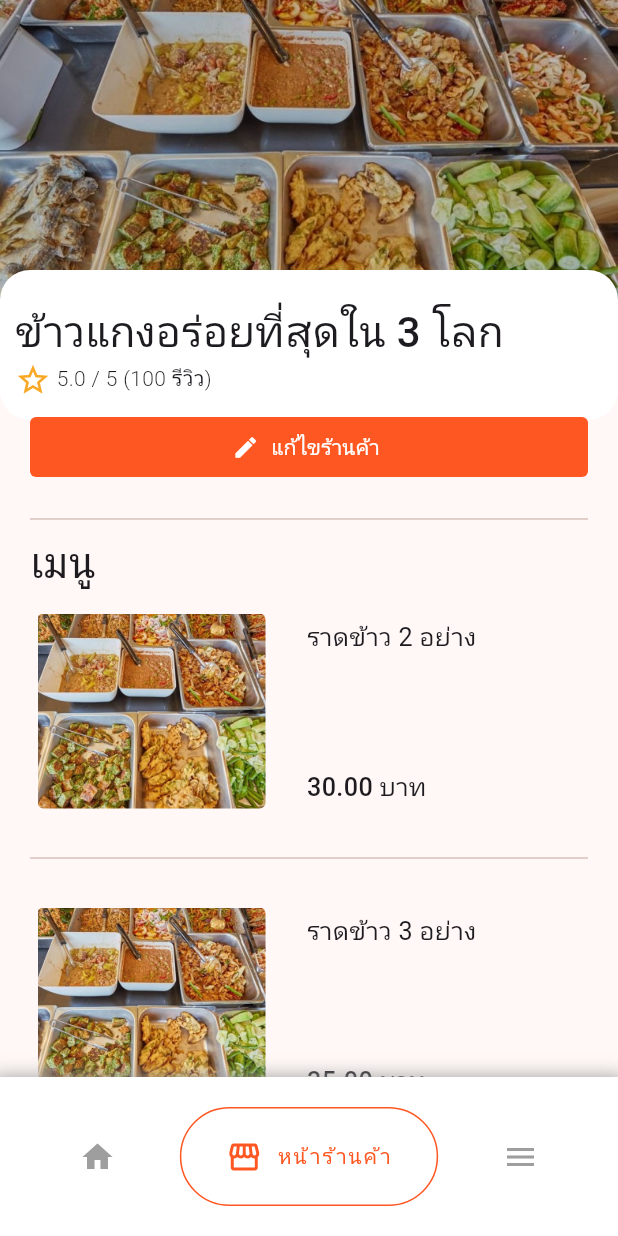
After one commit to DisEzMike/maderkinkao, a Flutter app: the MyMainScreen screen opened by its route, item 2 of the bottom bar chosen, on a phone screen of 412 x 824 dp. The commit adds this screen. Run offline on Flutter 3.47's test engine with Material 3 defaults, Android fonts, the phone set to English and light mode, and no system bars; drawn by our look-alikes of google_nav_bar; our stand-ins replace cloud_firestore, firebase_auth, firebase_core, get_storage, go_router, google_fonts and 2 more; missing offline and left inert: sign_button; accounts and stored records are empty; Roboto replaces fonts that are missing (Kanit).

Commit message:
add store editing page

```diff
--- a/lib/app/components/bottombar.dart
+++ b/lib/app/components/bottombar.dart
@@ -11,22 +11,34 @@ class MyBottomBar extends StatelessWidget {
 
   final List list = [
     {"icon" : Icons.home, "text": "หน้าแรก"},
-    {"icon" : Icons.person, "text": "โปรไฟล์"},
-    // {"icon" : Icons.login, "text": "login"},
+    {"icon" : Icons.storefront, "text": "หน้าร้านค้า"},
+    {"icon" : Icons.menu, "text": "เมนู"},
   ];
 
   @override
   Widget build(BuildContext context) {
     return Container(
-          color: Colors.deepOrange.shade500,
+          // color: Colors.white,
+          decoration: BoxDecoration(
+            color: Colors.white,
+            boxShadow: const [
+              BoxShadow(
+              color: Colors.grey,
+              offset: Offset(0, 5),
+              blurRadius: 10,
+              spreadRadius: 5,
+              )
+            ]
+          ),
           child: Padding(
             padding: const EdgeInsets.symmetric(horizontal: kDefaultPadding/2, vertical: kDefaultPadding),
             child: GNav(
                 onTabChange: onTabChange,
                 mainAxisAlignment: MainAxisAlignment.spaceEvenly,
                 // backgroundColor: Colors.deepOrange,
-                color: Colors.white,
+                color: Colors.grey.shade500,
                 activeColor: Colors.deepOrange.shade500,
+                tabActiveBorder: Border.all(color: Colors.deepOrange.shade500),
                 tabBackgroundColor: Colors.white,
                 gap: 10,
                 padding: const EdgeInsets.symmetric(horizontal: kDefaultPadding*1.5, vertical: kDefaultPadding),
--- a/lib/app/screens/home/main_screen.dart
+++ b/lib/app/screens/home/main_screen.dart
@@ -1,9 +1,9 @@
 import 'package:flutter/material.dart';
 import 'package:go_router/go_router.dart';
-import 'package:maderkinkao/app/screens/login/login.dart';
 import 'package:shared_preferences/shared_preferences.dart';
 
 import '../../components/bottombar.dart';
+import '../store/components/profile.dart';
 import 'home.dart';
 import 'profile.dart';
 
@@ -19,8 +19,8 @@ class _MyMainScreenState extends State<MyMainScreen> {
   bool _isAuth = false;
   final screens = [
     const MyHomeScreen(),
+    const StoreProfile(),
     const MyProfile(),
-    const MyLoginPage()
     // const GoogleSignIn(),
   ];
 
--- a/lib/app/screens/login/login.dart
+++ b/lib/app/screens/login/login.dart
@@ -118,7 +118,7 @@ class _MyLoginPageState extends State<MyLoginPage> {
 
   void test() {
     FirebaseFirestore.instance.collection('shops').doc('1').collection('orders').orderBy('queue', descending: false).get().then((docs) {
-      var data = docs.docs.map((e) => e.data()['queue']);
+      var data = docs.docs.map((e) => [e.data()['queue'], (e.data()['createdAt'] as Timestamp).toDate()]);
       print(data);
     });
   }
--- a/lib/app/screens/shop/components/menu_card.dart
+++ b/lib/app/screens/shop/components/menu_card.dart
@@ -14,6 +14,7 @@ class MenuCard extends StatelessWidget {
       required this.review,
       this.isLast = false,
       required this.press,
+      this.viewOnly = false,
       });
 
   final bool isLast;
@@ -21,7 +22,7 @@ class MenuCard extends StatelessWidget {
   final VoidCallback press;
   final double score;
   final int review;
-
+  final bool viewOnly;
   @override
   Widget build(BuildContext context) {
     //  Here the shadow is not showing properly
@@ -84,7 +85,7 @@ class MenuCard extends StatelessWidget {
                                               fontSize: kDefaultFontSize * 1.2,
                                               fontWeight: FontWeight.w500),)
                                         ),
-                                          IconButton(onPressed: () {}, icon: Icon(Icons.add_circle_outline))
+                                          if (!viewOnly) Icon(Icons.add_circle_outline, size: kDefaultFontSize*1.5, color: Colors.black,)
                                         ],
                                       ),
                                     ),
--- /dev/null
+++ b/lib/app/screens/store/components/profile.dart
@@ -0,0 +1,273 @@
+// ignore_for_file: sort_child_properties_last, prefer_const_constructors, unnecessary_new, prefer_const_literals_to_create_immutables, avoid_unnecessary_containers, prefer_typing_uninitialized_variables
+
+import 'package:flutter/cupertino.dart';
+import 'package:flutter/material.dart';
+import 'package:flutter/widgets.dart';
+import 'package:go_router/go_router.dart';
+import 'package:google_fonts/google_fonts.dart';
+
+import '../../../models/cart.dart';
+import '../../../models/menu.dart';
+import '../../../models/shop.dart';
+import '../../../utils/constants.dart';
+import '../../shop/components/menu_card.dart';
+
+class StoreProfile extends StatefulWidget {
+  const StoreProfile({super.key});
+
+  @override
+  State<StoreProfile> createState() => _StoreProfileState();
+}
+
+class _StoreProfileState extends State<StoreProfile> {
+  List<Menu> menu_list = [];
+
+  List<Cart> cart_list = [];
+
+  final bool viewOnly = true;
+  @override
+  void initState() {
+    menu_list = menus
+        .where((element) => element.shopId == 1)
+        .toList();
+    super.initState();
+  }
+
+  _showDialog() {
+    return showDialog<String>(
+      context: context,
+      builder: (BuildContext context) => AlertDialog(
+        title: const Text('AlertDialog Title'),
+        content: const Text('AlertDialog description'),
+        backgroundColor: Colors.white,
+        actions: <Widget>[
+          TextButton(
+            onPressed: () => context.pop('Cancel'),
+            child: const Text('Cancel'),
+          ),
+          TextButton(
+            onPressed: () {
+              context.pop('OK');
+            },
+            child: const Text('OK'),
+          ),
+        ],
+      ),
+    );
+  }
+
+  @override
+  Widget build(BuildContext context) {
+    Size _size = MediaQuery.of(context).size;
+    final shopss = shops.where((element) => element.id == 1).toList();
+
+    return Scaffold(
+      extendBodyBehindAppBar: true,
+      floatingActionButton: cart_list.isNotEmpty
+          ? Container(
+              child: FittedBox(
+                child: Stack(
+                  alignment: Alignment(1.4, -1.5),
+                  children: [
+                    FloatingActionButton(
+                      // Your actual Fab
+                      onPressed: () {
+                        context.push('/cart', extra: cart_list).then((data) => {
+                          if (data != null) {
+                            setState(() {
+                              cart_list = data as List<Cart>;
+                            })
+                          }
+                        });
+                      },
+                      child: Icon(Icons.shopping_basket_rounded),
+                      backgroundColor: Colors.white,
+                    ),
+                    Container(
+                      // This is your Badge
+                      child: Center(
+                        // Here you can put whatever content you want inside your Badge
+                        child: Text('${cart_list.length}',
+                            style: TextStyle(color: Colors.white)),
+                      ),
+                      padding: EdgeInsets.all(8),
+                      constraints:
+                          BoxConstraints(minHeight: 32, minWidth: 32),
+                      decoration: BoxDecoration(
+                        // This controls the shadow
+                        boxShadow: [
+                          BoxShadow(
+                              spreadRadius: 1,
+                              blurRadius: 5,
+                              color: Colors.black.withAlpha(50))
+                        ],
+                        borderRadius: BorderRadius.circular(16),
+                        color: Colors.deepOrange
+                            .shade600, // This would be color of the Badge
+                      ),
+                    ),
+                  ],
+                ),
+              ),
+            )
+          : null,
+      body: ListView(
+        padding: EdgeInsets.only(top: 0),
+        physics: AlwaysScrollableScrollPhysics(),
+        children: [
+          buildTop(context),
+          buildContent(context)
+        ],
+      ),
+    );
+  }
+
+  Widget buildTop(BuildContext context) {
+    Size _size = MediaQuery.of(context).size;
+    double coverHeight = 200;
+
+    final shopss =
+        shops.where((element) => element.id == 1).toList();
+    Shop shop = shopss[0];
+
+    return Stack(
+      clipBehavior: Clip.none,
+      alignment: Alignment.center,
+      children: [
+        Container(
+          width: _size.width,
+          height: coverHeight,
+          decoration: BoxDecoration(
+              color: Colors.black,
+              image: DecorationImage(
+                  colorFilter: new ColorFilter.mode(
+                      Colors.black.withOpacity(0.8), BlendMode.dstATop),
+                  fit: BoxFit.cover,
+                  image: AssetImage(shop.image))),
+        ),
+
+        Positioned(
+          top: coverHeight - 20,
+          child: Container(
+            width: _size.width,
+            height: kDefaultPadding * 5,
+            decoration: const BoxDecoration(
+                color: Colors.white,
+                borderRadius: BorderRadius.horizontal(
+                    left: Radius.circular(kDefaultPadding),
+                    right: Radius.circular(kDefaultPadding))),
+            child: Padding(
+              padding: const EdgeInsets.symmetric(horizontal: kDefaultPadding),
+              child: Column(
+                crossAxisAlignment: CrossAxisAlignment.center,
+                children: [
+                  const SizedBox(height: kDefaultPadding * 1.5),
+                  // SizedBox(width: _size.width, child: const Divider(),),
+                ],
+              ),
+            ),
+          ),
+        ),
+
+        Positioned(
+          top: coverHeight,
+          child: Column(
+            children: [
+              SizedBox(
+                  width: _size.width - kDefaultPadding,
+                  child: Text(
+                    "${shop.name}",
+                    style: GoogleFonts.kanit(
+                        textStyle: TextStyle(
+                            fontSize: kDefaultFontSize * 2,
+                            fontWeight: FontWeight.w500)),
+                  )),
+              SizedBox(
+                width: _size.width - kDefaultPadding,
+                child: Row(
+                  children: [
+                    Icon(
+                      Icons.star_border,
+                      color: Colors.yellow.shade800,
+                    ),
+                    Text(
+                      " ${shop.score} / 5 (${shop.review} รีวิว)",
+                      style: GoogleFonts.kanit(
+                          textStyle: TextStyle(fontWeight: FontWeight.w300)),
+                    )
+                  ],
+                ),
+              ),
+              SizedBox(
+                height: kDefaultPadding,
+              ),
+            ],
+          ),
+        ),
+      ],
+    );
+  }
+
+  Widget buildContent(BuildContext context) {
+    Size _size = MediaQuery.of(context).size;
+    return Padding(
+      padding: const EdgeInsets.symmetric(
+          horizontal: kDefaultPadding, vertical: 150 - 144 / 2),
+      child: Column(
+        children: [
+          SizedBox(
+            width: _size.width - kDefaultPadding,
+            height: kDefaultPadding*2,
+            child: DecoratedBox(
+              decoration: BoxDecoration(
+                // border: Border.all(color: Colors.deepOrange.shade500),
+                borderRadius: BorderRadius.circular(kDefaultPadding/5),
+                color: Colors.deepOrange.shade500
+              ),
+              child: TextButton.icon(onPressed: () {}, label: Text("แก้ไขร้านค้า"), icon: Icon(Icons.edit), style: TextButton.styleFrom(foregroundColor: Colors.white, backgroundColor: Colors.transparent),)),
+          ),
+          SizedBox(
+            height: kDefaultPadding,
+          ),
+          SizedBox(
+            width: _size.width - kDefaultPadding,
+            child: Divider(),
+          ),
+          if (menu_list.isNotEmpty)
+            SizedBox(
+                width: _size.width - kDefaultPadding,
+                child: Text(
+                  "เมนู",
+                  style: GoogleFonts.kanit(
+                      textStyle: TextStyle(
+                          fontSize: kDefaultFontSize * 2,
+                          fontWeight: FontWeight.w500)),
+                )),
+          if (menu_list.isNotEmpty)
+            ...menu_list.map((e) => MenuCard(
+                  menu: e,
+                  score: 4.3,
+                  review: 100,
+                  press: () async {
+                    final Cart? data = (await context
+                        .push("/shop/1/${e.id}", extra: viewOnly)) as Cart?;
+                    if (data != null) cart_list.add(data);
+                  },
+                  isLast: e == menu_list.last,
+                  viewOnly: viewOnly,
+                ))
+          else
+            SizedBox(
+                width: _size.width - kDefaultPadding,
+                child: Text(
+                  "ยังไม่มีเมนู...",
+                  style: GoogleFonts.kanit(
+                      textStyle: TextStyle(
+                          fontSize: kDefaultFontSize * 1.5,
+                          fontWeight: FontWeight.w500)),
+                ))
+        ],
+      ),
+    );
+  }
+}
--- a/lib/app/utils/route_generator.dart
+++ b/lib/app/utils/route_generator.dart
@@ -33,7 +33,7 @@ class AppRoutes {
             path: ":menuId",
             pageBuilder:(context, state) => CustomTransitionPage(
             key: state.pageKey,
-            child: MenuDetail(id: state.pathParameters['menuId']),
+            child: MenuDetail(id: state.pathParameters['menuId'], viewOnly: state.extra as bool),
             transitionsBuilder:(context, animation, secondaryAnimation, child) => SlideTransition(position: Tween<Offset>(begin: const Offset(0,1), end: Offset.zero).animate(animation), child: child,),
             ),
           ),
--- a/lib/main.dart
+++ b/lib/main.dart
@@ -32,6 +32,8 @@ class MyApp extends StatelessWidget {
       debugShowCheckedModeBanner: false,
       title: "Maderkinkao",
       theme: ThemeData(
+        dialogBackgroundColor: Colors.white,
+        colorScheme: ColorScheme.fromSeed(seedColor: Colors.deepOrange.shade500, primary: Colors.deepOrange.shade500) ,
         textTheme: GoogleFonts.kanitTextTheme(textTheme).copyWith(
           bodyMedium: GoogleFonts.oswald(textStyle: textTheme.bodyMedium),
         ),
```
Also changed, not shown: lib/app/screens/shop/components/shop_menu.dart (+38 -30 lines), lib/app/screens/shop/menu_detail.dart (+10 -34 lines), lib/app/screens/store/main.dart (added, +30 -0 lines).
